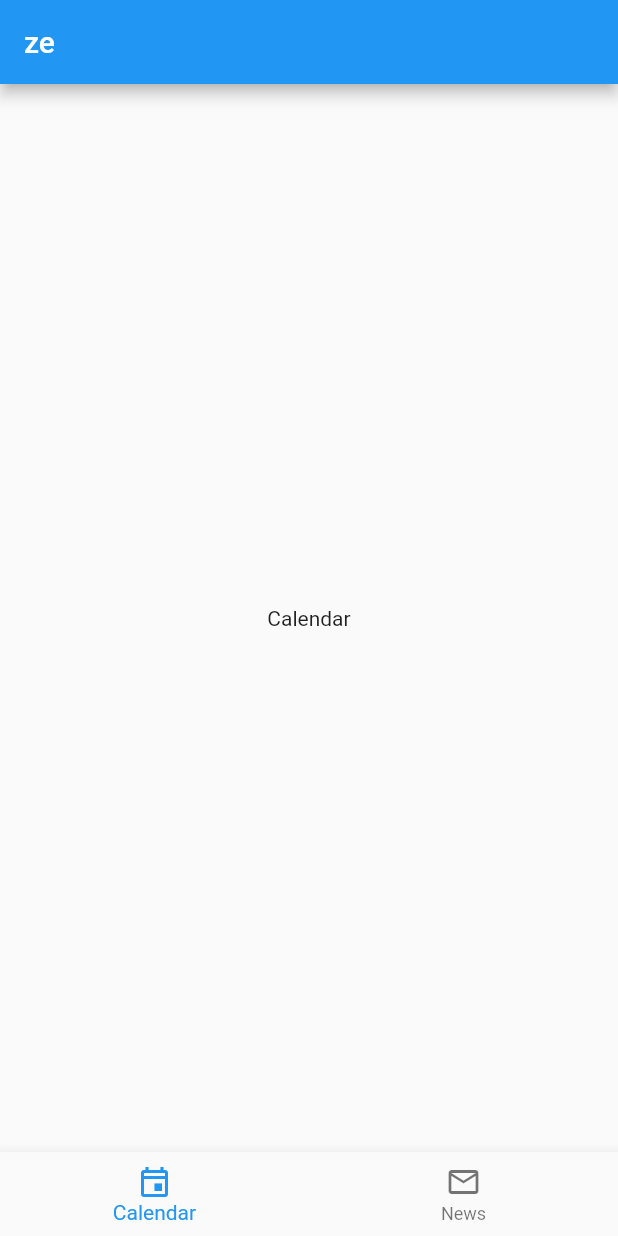
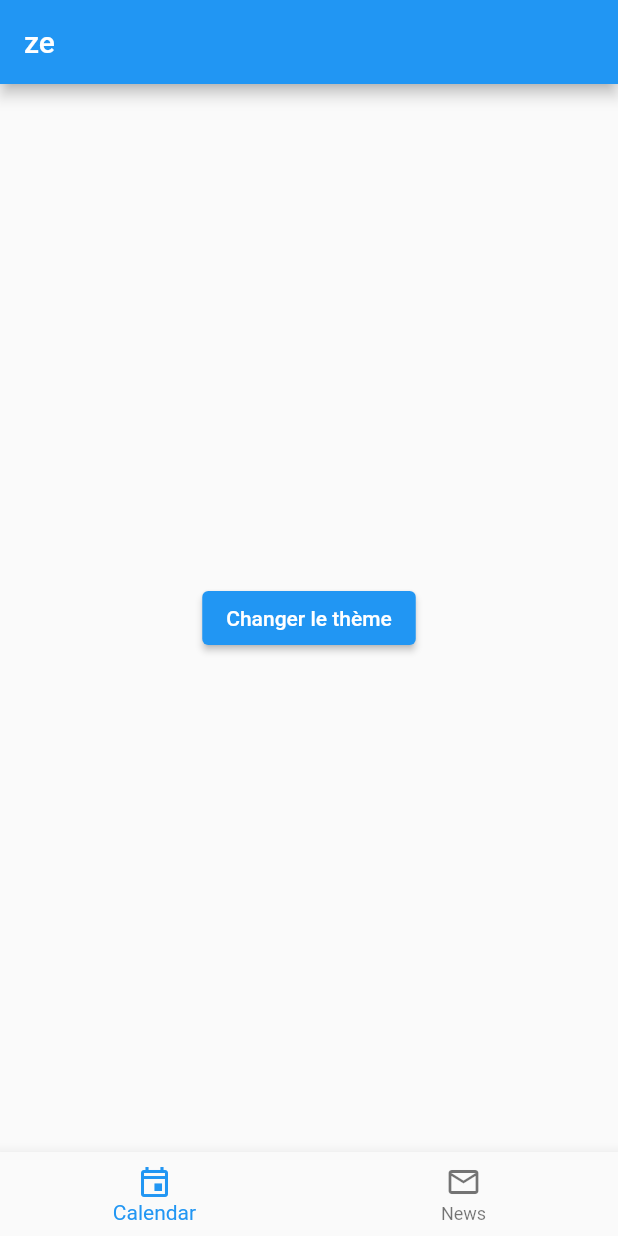
Before and after one commit to gastbob40/infinity-app, a Flutter app: the screen it shows after launch, on a phone screen of 412 x 824 dp. Run offline on Flutter 3.47's test engine with Material 2 defaults, Android fonts, the light colour scheme and no system bars; our stand-ins replace adaptive_theme.

Commit message:
feat (app): add first version of theme swapper

```diff
--- a/lib/main.dart
+++ b/lib/main.dart
@@ -1,4 +1,5 @@
 import 'package:flutter/material.dart';
+import 'package:adaptive_theme/adaptive_theme.dart';
 
 void main() {
   runApp(MyApp());
@@ -8,9 +9,24 @@ class MyApp extends StatelessWidget {
   // This widget is the root of your application.
   @override
   Widget build(BuildContext context) {
-    return MaterialApp(
-      title: 'Flutter Demo2',
-      home: Navigation(),
+    return AdaptiveTheme(
+      light: ThemeData(
+        brightness: Brightness.light,
+        primarySwatch: Colors.blue,
+        accentColor: Colors.amber,
+      ),
+      dark: ThemeData(
+        brightness: Brightness.dark,
+        primarySwatch: Colors.blue,
+        accentColor: Colors.amber,
+      ),
+      initial: AdaptiveThemeMode.system,
+      builder: (theme, darkTheme) => MaterialApp(
+        title: 'Adaptive Theme Demo',
+        theme: theme,
+        darkTheme: darkTheme,
+        home: Navigation(),
+      ),
     );
   }
 }
@@ -56,7 +72,12 @@ class Calendar extends StatelessWidget {
     // TODO: implement build
     return Container(
       child: Center(
-        child: Text('Calendar'),
+        child: ElevatedButton(
+          onPressed: () {
+            AdaptiveTheme.of(context).toggleThemeMode();
+          },
+          child: Text('Changer le thème'),
+        ),
       ),
     );
   }
--- a/pubspec.yaml
+++ b/pubspec.yaml
@@ -21,6 +21,7 @@ environment:
   sdk: ">=2.12.0 <3.0.0"
 
 dependencies:
+  adaptive_theme: ^2.2.0
   flutter:
     sdk: flutter
 
```
Also changed, not shown: pubspec.lock.
